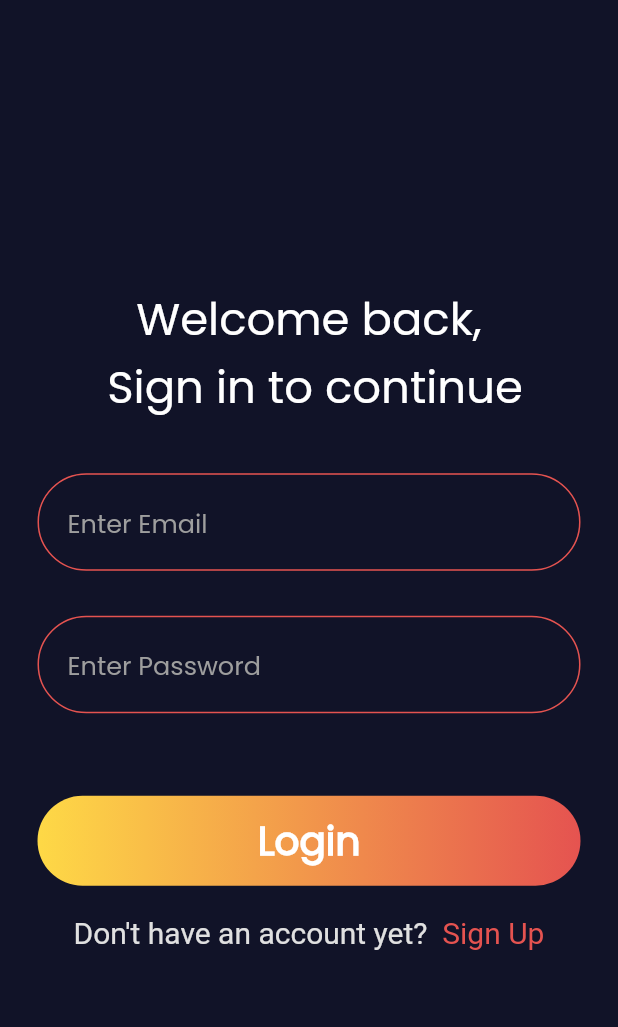
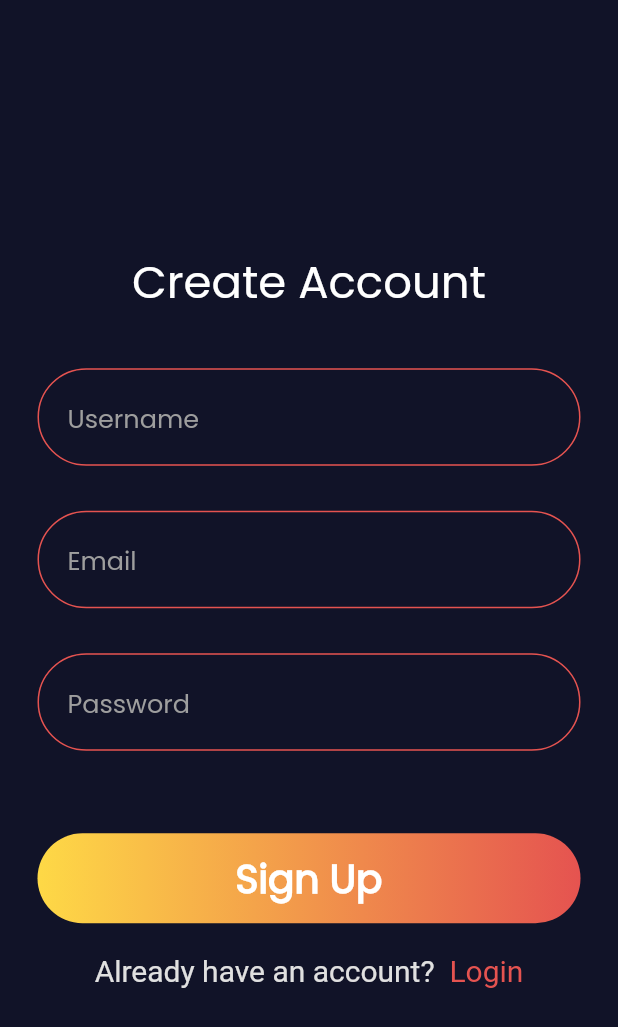
Before and after one commit to JamiuJimoh/food-app, a Flutter app: the LoginScreen screen opened by its route, after a tap on an icon or button, on a phone screen of 412 x 824 dp. Shown: the top 1027 px of the screen. Run offline on Flutter 3.47's test engine with Material 2 defaults, Android fonts, the phone set to English and light mode, and no system bars.

Commit message:
create the auth widget and the signup page

```diff
--- a/lib/main.dart
+++ b/lib/main.dart
@@ -12,10 +12,11 @@ class MyApp extends StatelessWidget {
       title: 'Food delivery app',
       theme: AppTheme.primaryAppTheme,
       debugShowCheckedModeBanner: false,
-      initialRoute: Onboarding.id,
+      initialRoute: OnboardingScreen.id,
       routes: {
-        Onboarding.id: (context) => Onboarding(),
+        OnboardingScreen.id: (context) => OnboardingScreen(),
         LoginScreen.id: (context) => LoginScreen(),
+        SignupScreen.id: (context) => SignupScreen(),
       },
     );
   }
--- a/lib/screens/login_screen.dart
+++ b/lib/screens/login_screen.dart
@@ -1,71 +1,35 @@
 import 'package:flutter/material.dart';
 
 import '../widgets/widgets.dart';
-import '../constants.dart';
+import 'signup_screen.dart';
 
-class LoginScreen extends StatefulWidget {
+class LoginScreen extends StatelessWidget {
   static const String id = 'login_screen';
 
   @override
-  _LoginScreenState createState() => _LoginScreenState();
-}
-
-class _LoginScreenState extends State<LoginScreen> {
-  @override
   Widget build(BuildContext context) {
     return Scaffold(
-      body: Center(
-        child: Container(
-          margin: EdgeInsets.symmetric(horizontal: 25.0),
-          child: Column(
-            mainAxisAlignment: MainAxisAlignment.center,
-            children: [
-              Text(
-                'Welcome back, \n Sign in to continue',
-                style: kTitleTextStyle.copyWith(fontWeight: FontWeight.w400),
-                textAlign: TextAlign.center,
-              ),
-              const SizedBox(height: 20.0),
+      body: AuthenticationWidget(
+        titleMessage: 'Welcome back, \n Sign in to continue',
+        label: 'Login',
+        onButtonClicked: () => print('Sign Up'),
+        customTextField: [
           CustomTextField(
             label: 'Enter Email',
             textInputType: TextInputType.emailAddress,
-                isPassword: false,
+            isPasswordInputField: false,
           ),
           CustomTextField(
             label: 'Enter Password',
             textInputType: TextInputType.visiblePassword,
-                isPassword: true,
-              ),
-              const SizedBox(height: 40.0),
-              GradientButton(
-                context: context,
-                label: 'Login',
-                isCurved: true,
-                onTap: () => print('Login'),
-              ),
-              const SizedBox(height: 20.0),
-              GestureDetector(
-                onTap: () => print('sign up'),
-                child: Text.rich(
-                  TextSpan(
-                    text: 'Don\'t have an account yet? ',
-                    style: kDescTextStyle,
-                    children: <InlineSpan>[
-                      WidgetSpan(
-                          child: ConstrainedBox(
-                        constraints: BoxConstraints(maxWidth: 10),
-                      )),
-                      TextSpan(
-                        text: ' Sign Up',
-                        style: kDescTextStyle.copyWith(color: kAccentColor),
+            isPasswordInputField: true,
           ),
         ],
-                  ),
-                ),
-              )
-            ],
-          ),
-        ),
+        bottomMessage: 'Don\'t have an account yet? ',
+        bottomMessageLink: ' Sign Up',
+        onBottomLinkClicked: () {
+          return Navigator.pushNamed(context, SignupScreen.id);
+        },
       ),
     );
   }
--- a/lib/screens/screens.dart
+++ b/lib/screens/screens.dart
@@ -1,2 +1,3 @@
 export 'login_screen.dart';
 export 'onboarding_screen.dart';
+export 'signup_screen.dart';
--- /dev/null
+++ b/lib/screens/signup_screen.dart
@@ -0,0 +1,41 @@
+import 'package:flutter/material.dart';
+
+import '../screens/login_screen.dart';
+import '../widgets/widgets.dart';
+
+class SignupScreen extends StatelessWidget {
+  static const String id = 'signup_screen';
+
+  @override
+  Widget build(BuildContext context) {
+    return Scaffold(
+      body: AuthenticationWidget(
+        titleMessage: 'Create Account',
+        label: 'Sign Up',
+        onButtonClicked: () => print('Login'),
+        customTextField: [
+          CustomTextField(
+            label: 'Username',
+            textInputType: TextInputType.text,
+            isPasswordInputField: false,
+          ),
+          CustomTextField(
+            label: 'Email',
+            textInputType: TextInputType.emailAddress,
+            isPasswordInputField: false,
+          ),
+          CustomTextField(
+            label: 'Password',
+            textInputType: TextInputType.visiblePassword,
+            isPasswordInputField: true,
+          ),
+        ],
+        bottomMessage: 'Already have an account? ',
+        bottomMessageLink: ' Login',
+        onBottomLinkClicked: () {
+          return Navigator.pushNamed(context, LoginScreen.id);
+        },
+      ),
+    );
+  }
+}
--- /dev/null
+++ b/lib/widgets/authentication_widget.dart
@@ -0,0 +1,79 @@
+
+import 'package:flutter/material.dart';
+
+import '../constants.dart';
+import 'widgets.dart';
+
+class AuthenticationWidget extends StatelessWidget {
+  final String titleMessage;
+  final List<CustomTextField> customTextField;
+  final String label;
+  final Function onButtonClicked;
+  final String bottomMessage;
+  final String bottomMessageLink;
+  final Function onBottomLinkClicked;
+
+  const AuthenticationWidget({
+    @required this.titleMessage,
+    @required this.customTextField,
+    @required this.label,
+    @required this.onButtonClicked,
+    @required this.bottomMessage,
+    @required this.bottomMessageLink,
+    @required this.onBottomLinkClicked,
+  });
+
+  Column _createCustomTextField(List<CustomTextField> customTextField) {
+    return Column(
+      children: customTextField,
+    );
+  }
+
+  @override
+  Widget build(BuildContext context) {
+    return Center(
+      child: Container(
+        margin: EdgeInsets.symmetric(horizontal: 25.0),
+        child: Column(
+          mainAxisAlignment: MainAxisAlignment.center,
+          children: [
+            Text(
+              titleMessage,
+              style: kTitleTextStyle.copyWith(fontWeight: FontWeight.w400),
+              textAlign: TextAlign.center,
+            ),
+            const SizedBox(height: 20.0),
+            _createCustomTextField(customTextField),
+            const SizedBox(height: 40.0),
+            GradientButton(
+              context: context,
+              label: label,
+              isCurved: true,
+              onTap: onButtonClicked,
+            ),
+            const SizedBox(height: 20.0),
+            GestureDetector(
+              onTap: onBottomLinkClicked,
+              child: Text.rich(
+                TextSpan(
+                  text: bottomMessage,
+                  style: kDescTextStyle,
+                  children: <InlineSpan>[
+                    WidgetSpan(
+                        child: ConstrainedBox(
+                      constraints: BoxConstraints(maxWidth: 10),
+                    )),
+                    TextSpan(
+                      text: bottomMessageLink,
+                      style: kDescTextStyle.copyWith(color: kAccentColor),
+                    ),
+                  ],
+                ),
+              ),
+            ),
+          ],
+        ),
+      ),
+    );
+  }
+}
--- a/lib/widgets/custom_textfield.dart
+++ b/lib/widgets/custom_textfield.dart
@@ -5,15 +5,15 @@ import '../constants.dart';
 class CustomTextField extends StatelessWidget {
   final String label;
   final TextInputType textInputType;
-  final bool isPassword;
+  final bool isPasswordInputField;
 
   const CustomTextField({
     @required this.label,
     @required this.textInputType,
-    @required this.isPassword,
+    @required this.isPasswordInputField,
   });
 
-  OutlineInputBorder outlineInputBorder(Color color) {
+  OutlineInputBorder _outlineInputBorder(Color color) {
     return OutlineInputBorder(
       borderRadius: BorderRadius.all(
         Radius.circular(50.0),
@@ -29,17 +29,17 @@ class CustomTextField extends StatelessWidget {
       child: TextField(
         keyboardType: textInputType,
         decoration: InputDecoration(
-          enabledBorder: outlineInputBorder(kAccentColor),
+          enabledBorder: _outlineInputBorder(kAccentColor),
           contentPadding: const EdgeInsets.fromLTRB(20, 20, 12, 17),
           hintText: label,
           hintStyle: kDescTextStyle.copyWith(
             color: Colors.grey[500],
             fontSize: 17.0,
           ),
-          focusedBorder: outlineInputBorder(kAccentColor2),
+          focusedBorder: _outlineInputBorder(kAccentColor2),
         ),
         style: kDescTextStyle,
-        obscureText: isPassword,
+        obscureText: isPasswordInputField,
         cursorColor: kAccentColor2,
       ),
     );
--- a/lib/widgets/gradient_button.dart
+++ b/lib/widgets/gradient_button.dart
@@ -7,6 +7,7 @@ class GradientButton extends StatelessWidget {
   final String label;
   final Function onTap;
   final bool isCurved;
+  final BuildContext context;
 
   const GradientButton({
     @required this.context,
@@ -15,9 +16,7 @@ class GradientButton extends StatelessWidget {
     @required this.isCurved,
   });
 
-  final BuildContext context;
-
-  BorderRadius borderRadius(bool isCurved) {
+  BorderRadius _borderRadius(bool isCurved) {
     if (isCurved) {
       return BorderRadius.all(
         Radius.circular(50.0),
@@ -41,7 +40,7 @@ class GradientButton extends StatelessWidget {
         width: MediaQuery.of(context).size.width,
         decoration: BoxDecoration(
           gradient: kOnboardBottomButtonGradient,
-          borderRadius: borderRadius(isCurved),
+          borderRadius: _borderRadius(isCurved),
         ),
       ),
     );
--- a/lib/widgets/widgets.dart
+++ b/lib/widgets/widgets.dart
@@ -2,3 +2,4 @@ export 'custom_outlined_button.dart';
 export 'custom_textfield.dart';
 export 'slider_tile.dart';
 export 'gradient_button.dart';
+export 'authentication_widget.dart';
```
Also changed, not shown: lib/data/onboarding_data.dart (+29 -50 lines), lib/models/slider_model.dart (added, +7 -0 lines), lib/screens/onboarding_screen.dart (+23 -22 lines). Lines whose indentation alone changed are shown as unchanged.
